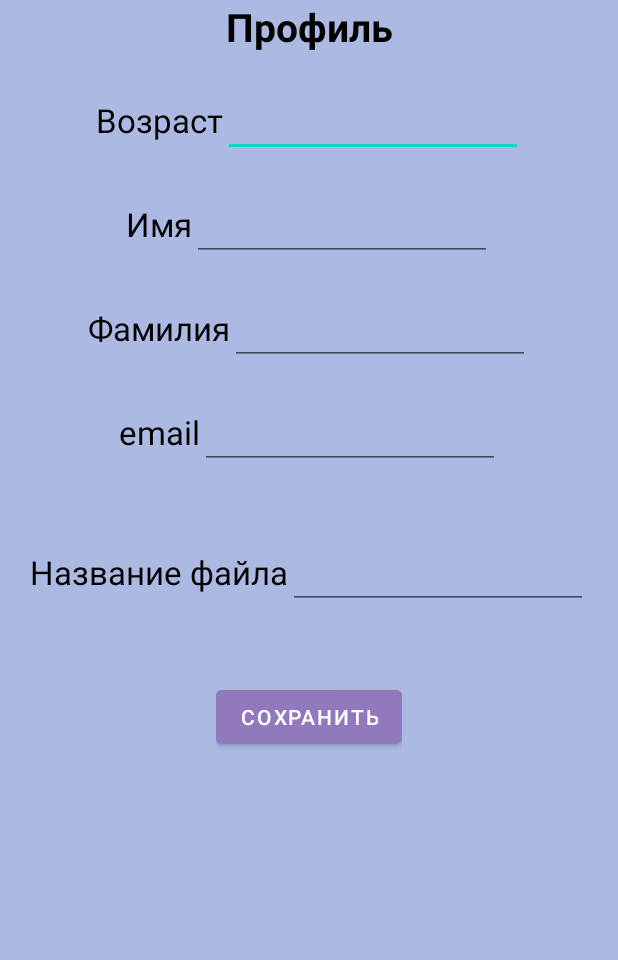
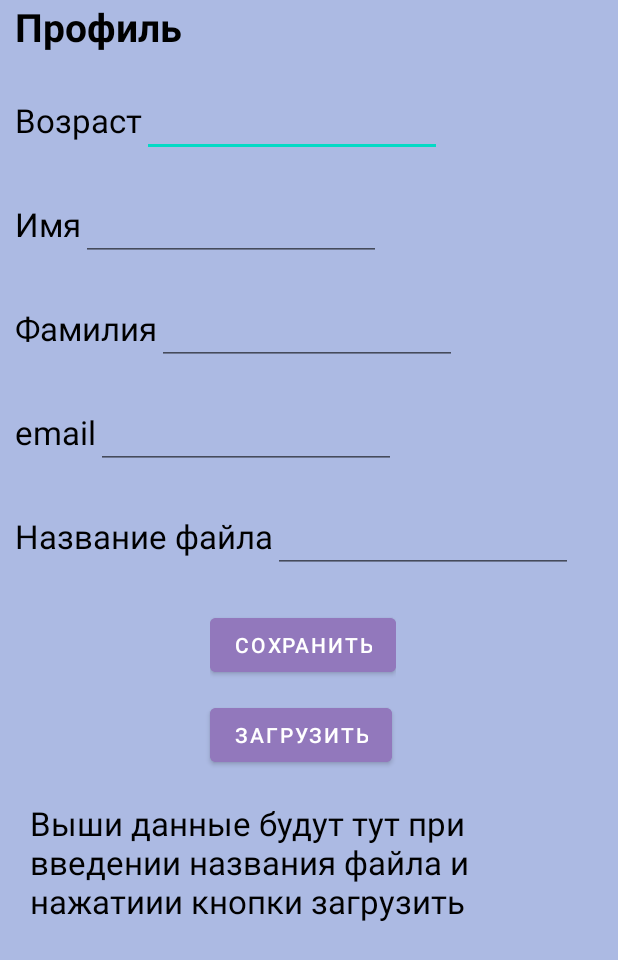
Before and after one commit to RakhmanKichibekov/MireaProject, an Android app: the fragment ProfileFragment shown on its own in the app's theme, after a tap on "СОХРАНИТЬ", on a phone screen of 412 x 824 dp. Shown: the top 960 px of the screen. Run offline under Robolectric (Android 15) with nearby library versions, the phone set to English and light mode, and no system bars.

```diff
--- a/app/build.gradle
+++ b/app/build.gradle
@@ -54,4 +54,8 @@ dependencies {
     implementation "androidx.preference:preference:1.2.0"
     implementation 'com.yandex.android:maps.mobile:4.3.1-full'
 
+    def room_version = "2.2.5"
+    implementation "androidx.room:room-runtime:$room_version"
+    annotationProcessor "androidx.room:room-compiler:$room_version"
+
 }
--- a/app/src/main/java/ru/mirea/kichibekov/mireaproject_lesson3/ui/profile/ProfileFragment.java
+++ b/app/src/main/java/ru/mirea/kichibekov/mireaproject_lesson3/ui/profile/ProfileFragment.java
@@ -23,8 +23,6 @@ import java.nio.charset.StandardCharsets;
 import java.util.ArrayList;
 import java.util.List;
 
-import ru.mirea.kichibekov.mireaproject_lesson3.R;
-import ru.mirea.kichibekov.mireaproject_lesson3.databinding.FragmentMicrophoneBinding;
 import ru.mirea.kichibekov.mireaproject_lesson3.databinding.FragmentProfileBinding;
 
 public class ProfileFragment extends Fragment {
@@ -32,18 +30,6 @@ public class ProfileFragment extends Fragment {
     private FragmentProfileBinding binding;
 
     private Context mContext;
-
-
-    public ProfileFragment() {
-        // Required empty public constructor
-    }
-
-    public static ProfileFragment newInstance(String param1, String param2) {
-        ProfileFragment fragment = new ProfileFragment();
-        Bundle args = new Bundle();
-        fragment.setArguments(args);
-        return fragment;
-    }
 
     @Override
     public void onCreate(Bundle savedInstanceState) {
@@ -63,6 +49,13 @@ public class ProfileFragment extends Fragment {
                 isExternalStorageWritable();
                 writeFileToExternalStorage();
                 Toast.makeText(mContext, "Сохранено", Toast.LENGTH_SHORT).show();
+            }
+        });
+        binding.loadButton.setOnClickListener(new View.OnClickListener() {
+            @Override
+            public void onClick(View v) {
+                isExternalStorageReadable();
+                readFileFromExternalStorage();
             }
         });
         return binding.getRoot();
@@ -87,20 +80,20 @@ public class ProfileFragment extends Fragment {
 
     public void writeFileToExternalStorage() {
         File path = Environment.getExternalStoragePublicDirectory(Environment.DIRECTORY_DOCUMENTS);
-        String fileName = String.valueOf(binding.nameFile.getText());
+        String fileName = String.valueOf(binding.EtNameFile.getText());
         File file = new File(path, fileName + ".txt");
         try {
             FileOutputStream fileOutputStream = new FileOutputStream(file.getAbsoluteFile());
             OutputStreamWriter output = new OutputStreamWriter(fileOutputStream);
 // Запись строки в файл
+            String name = String.valueOf(binding.EtName.getText());
+            String lastName = String.valueOf(binding.EtLastName.getText());
+            String email = String.valueOf(binding.EtEmail.getText());
             String age = String.valueOf(binding.EtAge.getText());
-            String name = String.valueOf(binding.EtName.getText());
-            String lastname = String.valueOf(binding.EtLastName.getText());
-            String email = String.valueOf(binding.EtEmail.getText());
-            output.write("Возраст" + age + "\n" +
-                    "Имя" + name + "\n"+
-                    "Фамилия" + lastname + "\n" +
-                    "Email" + email);
+            output.write("Имя: " + name);
+            output.write("; Фамилия: " + lastName);
+            output.write("; Возраст: " + age);
+            output.write("; Email: " + email);
 // Закрытие потока записи
             output.close();
         } catch (IOException e) {
@@ -108,29 +101,29 @@ public class ProfileFragment extends Fragment {
         }
     }
 
-//    public void readFileFromExternalStorage() {
-//        File path = Environment.getExternalStoragePublicDirectory(
-//                Environment.DIRECTORY_DOCUMENTS);
-//        String fileName = String.valueOf(binding.nameFile.getText());
-//        File file = new File(path, fileName + ".txt");
-//        try {
-//            FileInputStream fileInputStream = new FileInputStream(file.getAbsoluteFile());
-//
-//            InputStreamReader inputStreamReader = new InputStreamReader(
-//                    fileInputStream,
-//                    StandardCharsets.UTF_8);
-//
-//            List<String> lines = new ArrayList<String>();
-//            BufferedReader reader = new BufferedReader(inputStreamReader);
-//            String line = reader.readLine();
-//            while (line != null) {
-//                lines.add(line);
-//                line = reader.readLine();
-//            }
-//            Log.w("ExternalStorage", String.format("Read from file %s successful", lines.toString()));
-//            binding.quoteEdit.setText(lines.toString());
-//        } catch (Exception e) {
-//            Log.w("ExternalStorage", String.format("Read from file %s failed", e.getMessage()));
-//        }
-//    }
+    public void readFileFromExternalStorage() {
+        File path = Environment.getExternalStoragePublicDirectory(
+                Environment.DIRECTORY_DOCUMENTS);
+        String fileName = String.valueOf(binding.EtNameFile.getText());
+        File file = new File(path, fileName + ".txt");
+        try {
+            FileInputStream fileInputStream = new FileInputStream(file.getAbsoluteFile());
+
+            InputStreamReader inputStreamReader = new InputStreamReader(
+                    fileInputStream,
+                    StandardCharsets.UTF_8);
+
+            List<String> lines = new ArrayList<String>();
+            BufferedReader reader = new BufferedReader(inputStreamReader);
+            String line = reader.readLine();
+            while (line != null) {
+                lines.add(line);
+                line = reader.readLine();
+            }
+            Log.w("ExternalStorage", String.format("Read from file %s successful", lines.toString()));
+            binding.resultTextView.setText(lines.get(0).toString());
+        } catch (Exception e) {
+            Log.w("ExternalStorage", String.format("Read from file %s failed", e.getMessage()));
+        }
+    }
 }
--- a/app/src/main/res/layout/fragment_profile.xml
+++ b/app/src/main/res/layout/fragment_profile.xml
@@ -1,5 +1,5 @@
 <?xml version="1.0" encoding="utf-8"?>
-<androidx.constraintlayout.widget.ConstraintLayout xmlns:android="http://schemas.android.com/apk/res/android"
+<RelativeLayout xmlns:android="http://schemas.android.com/apk/res/android"
     xmlns:app="http://schemas.android.com/apk/res-auto"
     xmlns:tools="http://schemas.android.com/tools"
     android:layout_width="match_parent"
@@ -12,33 +12,27 @@
         android:layout_width="wrap_content"
         android:layout_height="wrap_content"
         android:layout_marginHorizontal="10sp"
-        android:text="Профиль"
+        android:text="@string/profile2"
         android:textColor="@color/black"
         android:textSize="26sp"
         android:textStyle="bold"
-        app:layout_constraintEnd_toEndOf="parent"
-        app:layout_constraintStart_toStartOf="parent"
-        tools:ignore="MissingConstraints" />
-
+        />
 
     <LinearLayout
         android:id="@+id/linearLayout"
         android:layout_width="wrap_content"
         android:layout_height="wrap_content"
-        android:orientation="horizontal"
-        app:layout_constraintEnd_toEndOf="parent"
-        app:layout_constraintStart_toStartOf="parent"
+        android:layout_below="@+id/textView2"
+        android:layout_marginHorizontal="10sp"
         android:layout_marginTop="24dp"
-        app:layout_constraintTop_toBottomOf="@+id/textView2"
-        tools:ignore="MissingConstraints">
+        >
 
         <TextView
             android:layout_width="wrap_content"
             android:layout_height="wrap_content"
-            android:text="Возраст"
+            android:text="@string/age"
             android:textColor="@color/black"
-            android:textSize="22sp"
-            tools:ignore="MissingConstraints" />
+            android:textSize="22sp" />
 
         <EditText
             android:id="@+id/EtAge"
@@ -51,20 +45,19 @@
     <LinearLayout
         android:id="@+id/linearLayout2"
         android:layout_width="wrap_content"
+        android:layout_marginHorizontal="10sp"
         android:layout_height="wrap_content"
         android:layout_marginTop="24dp"
         android:orientation="horizontal"
-        app:layout_constraintEnd_toEndOf="parent"
-        app:layout_constraintStart_toStartOf="parent"
-        app:layout_constraintTop_toBottomOf="@+id/linearLayout">
+        android:layout_below="@+id/linearLayout">
 
         <TextView
             android:layout_width="wrap_content"
             android:layout_height="wrap_content"
-            android:text="Имя"
+            android:text="@string/Name"
             android:textColor="@color/black"
             android:textSize="22sp"
-            tools:ignore="MissingConstraints" />
+            />
 
         <EditText
             android:id="@+id/EtName"
@@ -76,20 +69,18 @@
         android:id="@+id/linearLayout3"
         android:layout_width="wrap_content"
         android:layout_height="wrap_content"
+        android:layout_below="@+id/linearLayout2"
         android:orientation="horizontal"
+        android:layout_marginHorizontal="10sp"
         android:layout_marginTop="24dp"
-
-        app:layout_constraintEnd_toEndOf="parent"
-        app:layout_constraintStart_toStartOf="parent"
-        app:layout_constraintTop_toBottomOf="@+id/linearLayout2">
+        >
 
         <TextView
             android:layout_width="wrap_content"
             android:layout_height="wrap_content"
-            android:text="Фамилия"
+            android:text="@string/lastname"
             android:textColor="@color/black"
-            android:textSize="22sp"
-            tools:ignore="MissingConstraints" />
+            android:textSize="22sp" />
 
         <EditText
             android:id="@+id/EtLastName"
@@ -102,18 +93,15 @@
         android:layout_width="wrap_content"
         android:layout_height="wrap_content"
         android:layout_marginTop="24dp"
-        android:orientation="horizontal"
-        app:layout_constraintEnd_toEndOf="parent"
-        app:layout_constraintStart_toStartOf="parent"
-        app:layout_constraintTop_toBottomOf="@+id/linearLayout3">
+        android:layout_marginHorizontal="10sp"
+        android:layout_below="@+id/linearLayout3">
 
         <TextView
             android:layout_width="wrap_content"
             android:layout_height="wrap_content"
-            android:text="email"
+            android:text="@string/email"
             android:textColor="@color/black"
-            android:textSize="22sp"
-            tools:ignore="MissingConstraints" />
+            android:textSize="22sp" />
 
         <EditText
             android:id="@+id/EtEmail"
@@ -125,42 +113,66 @@
         android:id="@+id/linearLayout5"
         android:layout_width="wrap_content"
         android:layout_height="wrap_content"
-        android:layout_marginTop="48dp"
-        android:orientation="horizontal"
-        app:layout_constraintEnd_toEndOf="parent"
-        app:layout_constraintStart_toStartOf="parent"
-        app:layout_constraintTop_toBottomOf="@+id/linearLayout4">
+        android:layout_marginTop="24dp"
+        android:layout_marginHorizontal="10sp"
+        android:layout_below="@+id/linearLayout4">
 
         <TextView
             android:layout_width="wrap_content"
             android:layout_height="wrap_content"
             android:text="Название файла"
             android:textColor="@color/black"
-            android:textSize="22sp"
-            tools:ignore="MissingConstraints" />
+            android:textSize="22sp" />
 
         <EditText
-            android:id="@+id/nameFile"
+            android:id="@+id/EtNameFile"
             android:layout_width="200sp"
             android:layout_height="wrap_content" />
     </LinearLayout>
 
     <LinearLayout
+        android:id="@+id/linearLayout6"
         android:layout_width="wrap_content"
         android:layout_height="wrap_content"
-        android:layout_marginTop="48dp"
-        android:orientation="horizontal"
-        app:layout_constraintEnd_toEndOf="parent"
-        app:layout_constraintStart_toStartOf="parent"
-        app:layout_constraintTop_toBottomOf="@+id/linearLayout5">
+        android:layout_marginTop="24dp"
+        android:layout_marginHorizontal="140sp"
+        android:layout_below="@+id/linearLayout5">
 
         <Button
             android:id="@+id/saveButton"
             android:layout_width="wrap_content"
             android:layout_height="wrap_content"
-            android:text="Сохранить"
+            android:text="@string/save"
             android:backgroundTint="@color/bg2"/>
     </LinearLayout>
 
 
-</androidx.constraintlayout.widget.ConstraintLayout>
+    <LinearLayout
+        android:layout_width="wrap_content"
+        android:layout_height="wrap_content"
+        android:layout_marginTop="12dp"
+        android:orientation="vertical"
+        android:layout_below="@+id/linearLayout6">
+
+        <Button
+            android:id="@+id/loadButton"
+            android:layout_width="wrap_content"
+            android:layout_height="wrap_content"
+            android:text="@string/load"
+            android:layout_marginHorizontal="140sp"
+            android:backgroundTint="@color/bg2"/>
+
+        <TextView
+            android:id="@+id/resultTextView"
+            android:layout_marginTop="20sp"
+            android:layout_width="wrap_content"
+            android:layout_height="wrap_content"
+            android:layout_marginHorizontal="20sp"
+            android:text="Выши данные будут тут при введении названия файла
+и нажатиии кнопки загрузить"
+            android:textColor="@color/black"
+            android:textSize="22sp"/>
+    </LinearLayout>
+
+
+</RelativeLayout>
--- a/app/src/main/res/values/strings.xml
+++ b/app/src/main/res/values/strings.xml
@@ -47,4 +47,10 @@ tails.</string>
     <string name="verify">Verify</string>
     <string name="map">Map</string>
     <string name="weather">Weather</string>
+    <string name="profile2">Профиль</string>
+    <string name="age">Возраст</string>
+    <string name="Name">Имя</string>
+    <string name="lastname">Фамилия</string>
+    <string name="save">Сохранить</string>
+    <string name="load">Загрузить</string>
 </resources>
```
